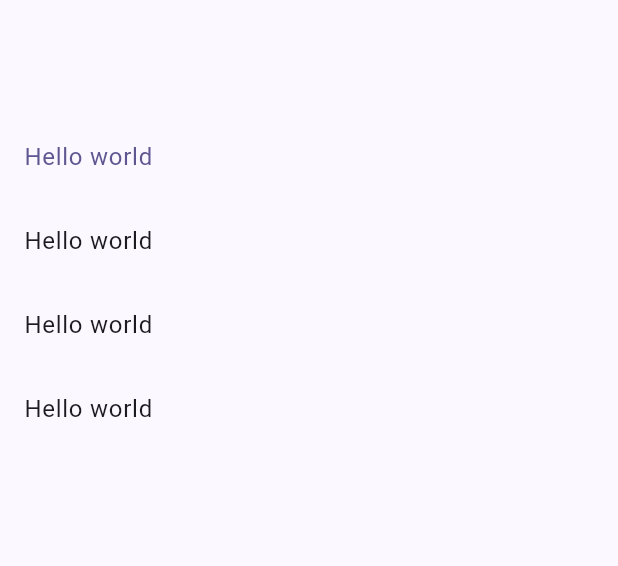
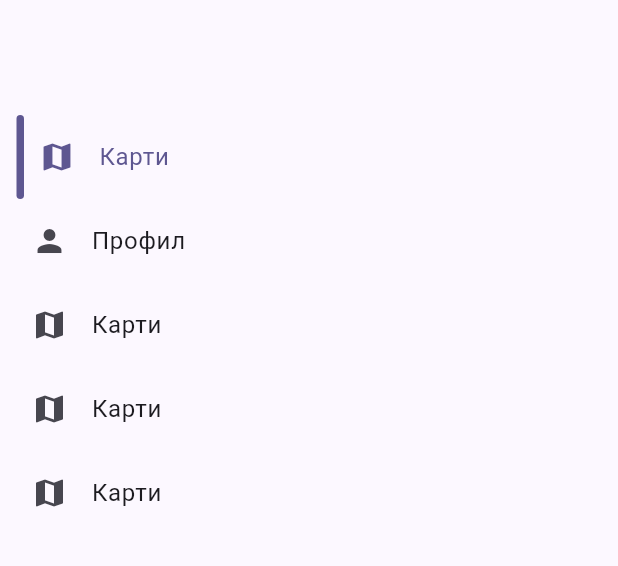
Before and after one commit to mutenoic/CharGO, a Flutter app: the DrawerContent widget shown alone on an empty page, opened directly, on a phone screen of 412 x 824 dp, the part 194-760 px from its top. Run offline on Flutter 3.47's test engine with Material 2 defaults, Android fonts, the phone set to English and light mode, and no system bars; our stand-ins replace connectivity_plus, firebase_core, geolocator, get, google_maps_flutter; missing offline and left inert: inner_drawer, snapping_sheet_2; accounts and stored records are empty; statements that could not run were skipped.

Commit message:
added animation in the drawer for selected page

```diff
--- a/lib/app/modules/home/views/drawer_content.dart
+++ b/lib/app/modules/home/views/drawer_content.dart
@@ -1,7 +1,9 @@
+import 'package:chargo/app/modules/home/controllers/home_controller.dart';
 import 'package:flutter/material.dart';
 import 'package:flutter/services.dart';
+import 'package:get/get.dart';
 
-class DrawerContent extends StatelessWidget {
+class DrawerContent extends GetView<HomeController> {
   const DrawerContent({super.key});
 
   @override
@@ -31,26 +33,11 @@ class DrawerContent extends StatelessWidget {
               flex: 2,
               child: Column(
                 children: [
-                  ListTile(
-                    selected: true,
-                    title: const Text("Hello world"),
-                    onTap: () {},
-                  ),
-                  ListTile(
-                    selected: false,
-                    title: const Text("Hello world"),
-                    onTap: () {},
-                  ),
-                  ListTile(
-                    selected: false,
-                    title: const Text("Hello world"),
-                    onTap: () {},
-                  ),
-                  ListTile(
-                    selected: false,
-                    title: const Text("Hello world"),
-                    onTap: () {},
-                  )
+                  ContentTile("Карти", const Icon(Icons.map), 0, starterTile: true),
+                  ContentTile("Профил", const Icon(Icons.person), 1),
+                  ContentTile("Карти", const Icon(Icons.map), 2),
+                  ContentTile("Карти", const Icon(Icons.map), 3),
+                  ContentTile("Карти", const Icon(Icons.map), 4),
                 ],
               ),
             ),
@@ -63,4 +50,38 @@ class DrawerContent extends StatelessWidget {
       ),
     );
   }
+
+  Widget ContentTile(String title, Icon icon, int index, {bool starterTile = false}) {
+    return Obx(
+      () => ListTile(
+        leading: Row(
+          mainAxisSize: MainAxisSize.min,
+          children: [
+            if (starterTile)
+              AnimatedSlide(
+                offset: Offset(-1, controller.selectedPageIndex.value.toDouble()),
+                duration: const Duration(milliseconds: 600),
+                curve: Curves.easeOutExpo,
+                child: Container(
+                  width: 5,
+                  decoration: BoxDecoration(
+                    borderRadius: BorderRadius.circular(20),
+                    color: Theme.of(Get.context!).colorScheme.primary,
+                  ),
+                ),
+              ),
+            const SizedBox(
+              width: 5,
+            ),
+            icon,
+          ],
+        ),
+        selected: controller.selectedPageIndex.value == index,
+        title: Text(title),
+        onTap: () {
+          controller.selectedPageIndex.value = index;
+        },
+      ),
+    );
+  }
 }
```
Also changed, not shown: lib/app/modules/home/views/charger_sheet_view.dart (+15 -6 lines).
